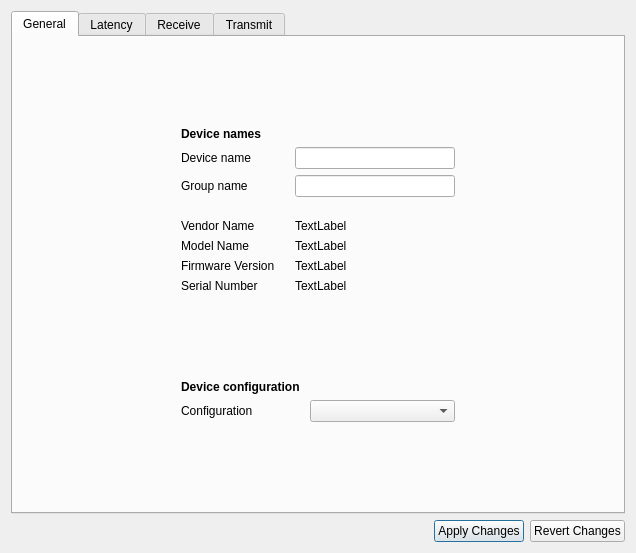
First picture: the form in src/deviceDetailsDialog.ui, repository christophe-calmejane/Hive, before the edit.
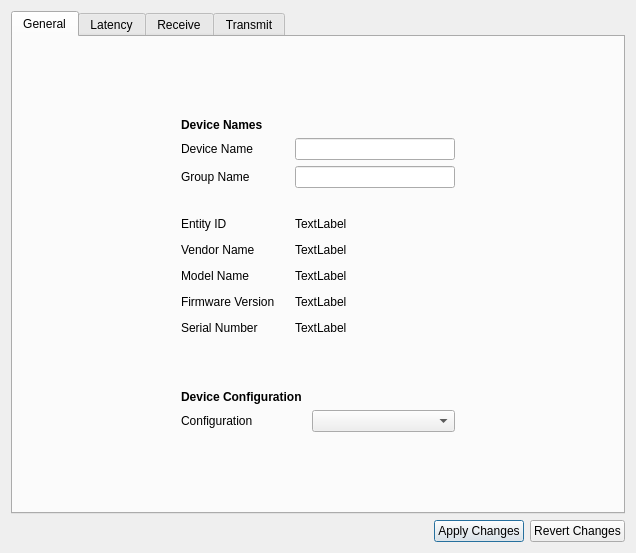
Second picture: the form after the edit.

Commit message: Added EntityId to DDDs' General tab contents, Enhanced contents layouting

```diff
--- a/src/deviceDetailsDialog.ui
+++ b/src/deviceDetailsDialog.ui
@@ -75,14 +75,14 @@
               </font>
              </property>
              <property name="text">
-              <string>Device names</string>
+              <string>Device Names</string>
              </property>
             </widget>
            </item>
            <item row="1" column="0">
             <widget class="QLabel" name="label">
              <property name="text">
-              <string>Device name</string>
+              <string>Device Name</string>
              </property>
             </widget>
            </item>
@@ -101,7 +101,7 @@
              <property name="minimumSize">
               <size>
                <width>160</width>
-               <height>0</height>
+               <height>20</height>
               </size>
              </property>
             </widget>
@@ -109,61 +109,85 @@
            <item row="2" column="0">
             <widget class="QLabel" name="label_2">
              <property name="text">
-              <string>Group name</string>
+              <string>Group Name</string>
              </property>
             </widget>
            </item>
-           <item row="4" column="0">
+           <item row="5" column="0">
             <widget class="QLabel" name="labelVendorName">
              <property name="text">
               <string>Vendor Name</string>
              </property>
             </widget>
            </item>
-           <item row="4" column="1">
+           <item row="5" column="1">
             <widget class="QLabel" name="labelVendorNameValue">
+             <property name="minimumSize">
+              <size>
+               <width>0</width>
+               <height>20</height>
+              </size>
+             </property>
              <property name="text">
               <string>TextLabel</string>
              </property>
             </widget>
            </item>
-           <item row="5" column="0">
+           <item row="6" column="0">
             <widget class="QLabel" name="labelModelName">
              <property name="text">
               <string>Model Name</string>
              </property>
             </widget>
            </item>
-           <item row="5" column="1">
+           <item row="6" column="1">
             <widget class="QLabel" name="labelModelNameValue">
+             <property name="minimumSize">
+              <size>
+               <width>0</width>
+               <height>20</height>
+              </size>
+             </property>
              <property name="text">
               <string>TextLabel</string>
              </property>
             </widget>
            </item>
-           <item row="6" column="0">
+           <item row="7" column="0">
             <widget class="QLabel" name="labelFirmwareVersion">
              <property name="text">
               <string>Firmware Version</string>
              </property>
             </widget>
            </item>
-           <item row="6" column="1">
+           <item row="7" column="1">
             <widget class="QLabel" name="labelFirmwareVersionValue">
+             <property name="minimumSize">
+              <size>
+               <width>0</width>
+               <height>20</height>
+              </size>
+             </property>
              <property name="text">
               <string>TextLabel</string>
              </property>
             </widget>
            </item>
-           <item row="7" column="0">
+           <item row="8" column="0">
             <widget class="QLabel" name="labelSerialNumber">
              <property name="text">
               <string>Serial Number</string>
              </property>
             </widget>
            </item>
-           <item row="7" column="1">
+           <item row="8" column="1">
             <widget class="QLabel" name="labelSerialNumberValue">
+             <property name="minimumSize">
+              <size>
+               <width>0</width>
+               <height>20</height>
+              </size>
+             </property>
              <property name="text">
               <string>TextLabel</string>
              </property>
@@ -174,14 +198,37 @@
              <property name="orientation">
               <enum>Qt::Vertical</enum>
              </property>
+             <property name="sizeType">
+              <enum>QSizePolicy::Fixed</enum>
+             </property>
              <property name="sizeHint" stdset="0">
               <size>
                <width>20</width>
-               <height>10</height>
+               <height>14</height>
               </size>
              </property>
             </spacer>
            </item>
+           <item row="4" column="0">
+            <widget class="QLabel" name="labelEntityId">
+             <property name="text">
+              <string>Entity ID</string>
+             </property>
+            </widget>
+           </item>
+           <item row="4" column="1">
+            <widget class="QLabel" name="labelEntityIdValue">
+             <property name="minimumSize">
+              <size>
+               <width>0</width>
+               <height>20</height>
+              </size>
+             </property>
+             <property name="text">
+              <string>TextLabel</string>
+             </property>
+            </widget>
+           </item>
           </layout>
          </item>
          <item>
@@ -189,10 +236,13 @@
            <property name="orientation">
             <enum>Qt::Vertical</enum>
            </property>
+           <property name="sizeType">
+            <enum>QSizePolicy::Fixed</enum>
+           </property>
            <property name="sizeHint" stdset="0">
             <size>
              <width>20</width>
-             <height>40</height>
+             <height>46</height>
             </size>
            </property>
           </spacer>
@@ -211,7 +261,7 @@
               </font>
              </property>
              <property name="text">
-              <string>Device configuration</string>
+              <string>Device Configuration</string>
              </property>
             </widget>
            </item>
```
The commit also changes 1 other file.
